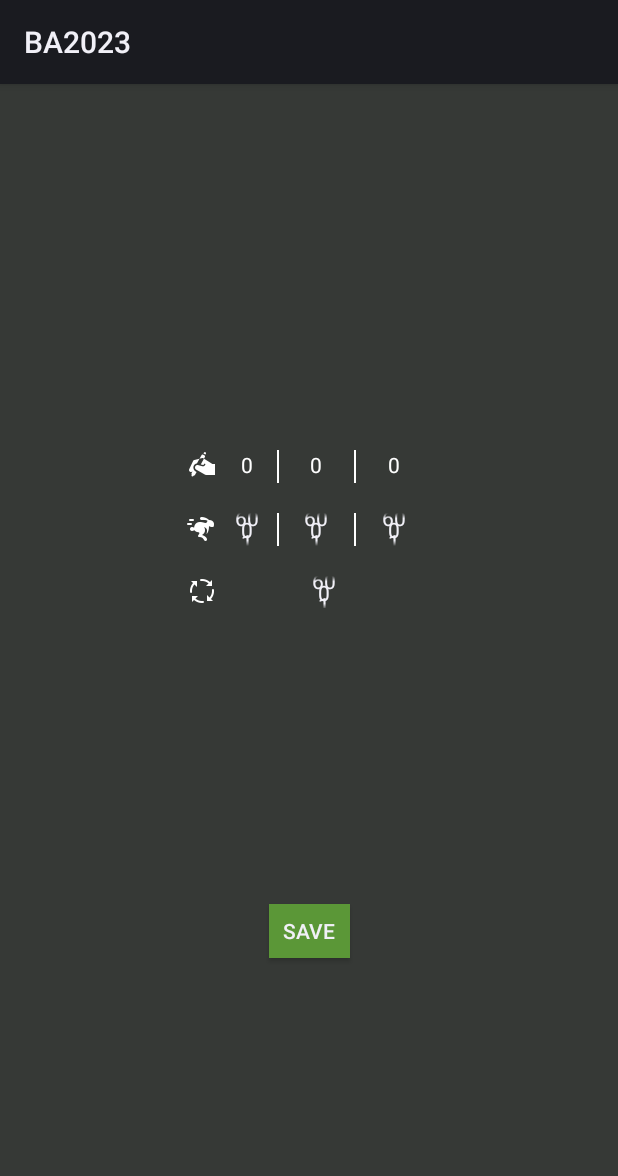
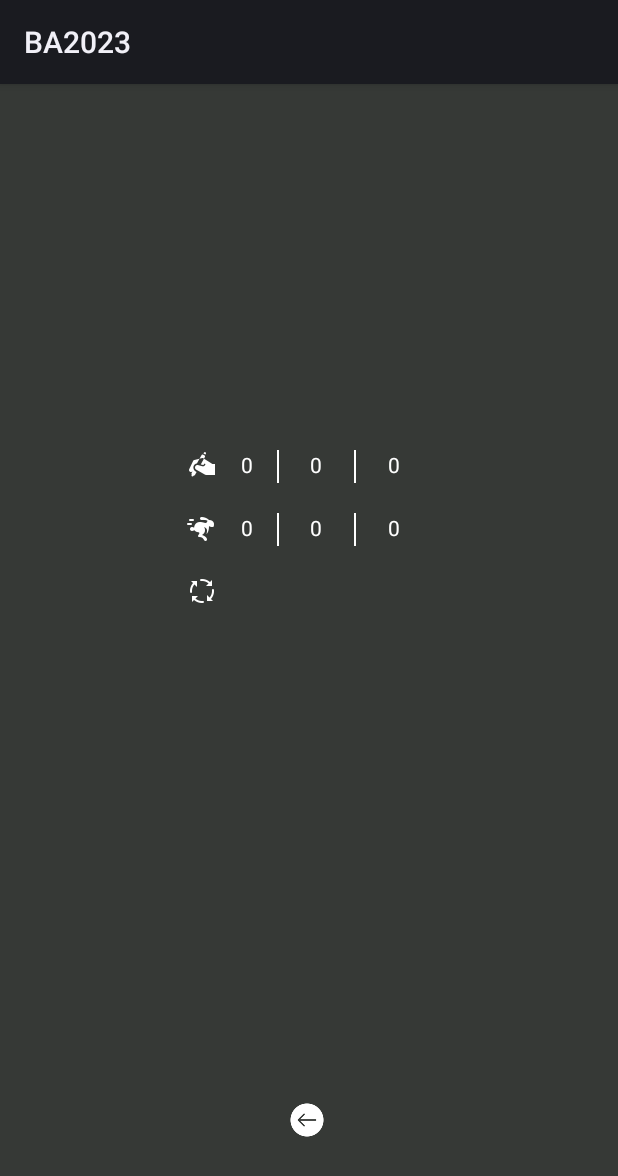
Before and after one commit to goodtho/BA2023, an Android app: the IntervalSettingActivity screen opened directly, with no data from a screen before it, on a phone screen of 412 x 824 dp. Shown: the top 1176 px of the screen. Run offline under Robolectric (Android 15) with nearby library versions, the phone set to English and light mode, and no system bars; plain views replace BoxInsetLayout; 2 statements that could not run were skipped.

Commit message:
fixed IntervalSettingActivity.kt with a Popup window

```diff
--- a/app/src/main/java/com/example/ba2023/IntervalSettingActivity.kt
+++ b/app/src/main/java/com/example/ba2023/IntervalSettingActivity.kt
@@ -1,20 +1,21 @@
 package com.example.ba2023
 
+import android.content.Intent
 import android.os.Bundle
 import android.view.*
-import android.view.GestureDetector.SimpleOnGestureListener
-import android.widget.LinearLayout
-import android.widget.NumberPicker
-import android.widget.PopupWindow
-import android.widget.TextView
+import android.widget.*
 import com.example.ba2023.databinding.ActivityIntervallSettingBinding
+import com.example.ba2023.model.ConfigModel
+import java.util.concurrent.TimeUnit
 
 
 class IntervalSettingActivity : ScreenActivity() {
 
     private lateinit var binding: ActivityIntervallSettingBinding
     private var MIN_TIME = 0
-    private var MAX_TIME = 60
+    private var MAX_TIME_MS = 59
+    private var MAX_TIME_H = 23
+    private lateinit var configModel:ConfigModel
     override fun onCreate(savedInstanceState: Bundle?) {
         super.onCreate(savedInstanceState)
 
@@ -25,14 +26,63 @@ class IntervalSettingActivity : ScreenActivity() {
         val writingMinutes: TextView = findViewById(R.id.writing_numberPickerM)
         val writingSeconds: TextView = findViewById(R.id.writing_numberPickerS)
 
-        val pauseHours: NumberPicker = findViewById(R.id.pause_numberPickerH)
-        val pauseMinutes: NumberPicker = findViewById(R.id.pause_numberPickerM)
-        val pauseSeconds: NumberPicker = findViewById(R.id.pause_numberPickerS)
-        val cycle: NumberPicker = findViewById(R.id.interval_Cycle)
+        val pauseHours: TextView = findViewById(R.id.pause_numberPickerH)
+        val pauseMinutes: TextView = findViewById(R.id.pause_numberPickerM)
+        val pauseSeconds: TextView = findViewById(R.id.pause_numberPickerS)
+        val cycle: TextView = findViewById(R.id.interval_Cycle)
 
         val writingLinearLayout: LinearLayout = findViewById(R.id.writing_linear_layout)
+        val pauseLinearLayout: LinearLayout = findViewById(R.id.pause_linear_layout)
+        val cycleLinearLayout: LinearLayout = findViewById(R.id.cycle_linear_layout)
+        val backButton: ImageView = findViewById(R.id.backButton)
+
+        //set Time defined in config.conf
+        configModel = ConfigModel(this)
+        getTimeFromConfigAndSetView(writingHours,writingMinutes,writingSeconds,ConfigModel.TIMER_WRITING)
+        getTimeFromConfigAndSetView(pauseHours,pauseMinutes,pauseSeconds,ConfigModel.TIMER_PAUSE)
+        getCycleAmountFromConfigAndSetView(cycle)
 
         writingLinearLayout.setOnClickListener{
+            callNumberPickerPopup(writingHours, writingMinutes, writingSeconds, writingLinearLayout,ConfigModel.TIMER_WRITING)
+        }
+
+        pauseLinearLayout.setOnClickListener{
+            callNumberPickerPopup(pauseHours,pauseMinutes,pauseSeconds,pauseLinearLayout,ConfigModel.TIMER_PAUSE)
+        }
+
+        cycleLinearLayout.setOnClickListener {
+            callNumberPickerPopupCycle(cycle,cycleLinearLayout)
+        }
+
+        backButton.setOnClickListener {
+            val intent = Intent(this, SettingsActivity::class.java)
+            startActivity(intent)
+            finish()
+        }
+    }
+
+    private fun getTimeFromConfigAndSetView(hoursTextView: TextView,minutesTextView: TextView,secondsTextView: TextView,property:String){
+        val timeMS = configModel.getProperty(property).toString().toLong()
+        val hours: Long = TimeUnit.MILLISECONDS.toHours(timeMS)
+        val minutes: Long = TimeUnit.MILLISECONDS.toMinutes(timeMS) % 60
+        val seconds: Long = TimeUnit.MILLISECONDS.toSeconds(timeMS) % 60
+
+        hoursTextView.text = hours.toString()
+        minutesTextView.text = minutes.toString()
+        secondsTextView.text = seconds.toString()
+    }
+
+    private fun getCycleAmountFromConfigAndSetView(cycleTextView: TextView){
+        val cycleAmount = configModel.getProperty(ConfigModel.TIMER_CYCLE).toString()
+        cycleTextView.text = cycleAmount
+    }
+    private fun callNumberPickerPopup(
+        textViewHours: TextView,
+        textViewMinutes: TextView,
+        textViewSeconds: TextView,
+        linearLayout: LinearLayout,
+        property: String
+    ) {
         val popupWindow = PopupWindow(this)
 
         // Set the content view of the pop-up window
@@ -43,19 +93,20 @@ class IntervalSettingActivity : ScreenActivity() {
         val hoursPicker = popupView.findViewById<NumberPicker>(R.id.numberPickerH)
         val minutesPicker = popupView.findViewById<NumberPicker>(R.id.numberPickerM)
         val secondsPicker = popupView.findViewById<NumberPicker>(R.id.numberPickerS)
+        val cancelButton: ImageView = popupView.findViewById<ImageView>(R.id.cancel_button)
 
         // Set the minimum and maximum values for the NumberPickers
-            hoursPicker.minValue = 0
-            hoursPicker.maxValue = 23
-            minutesPicker.minValue = 0
-            minutesPicker.maxValue = 59
-            secondsPicker.minValue = 0
-            secondsPicker.maxValue = 59
+        hoursPicker.minValue = MIN_TIME
+        hoursPicker.maxValue = MAX_TIME_H
+        minutesPicker.minValue = MIN_TIME
+        minutesPicker.maxValue = MAX_TIME_MS
+        secondsPicker.minValue = MIN_TIME
+        secondsPicker.maxValue = MAX_TIME_MS
 
         // Set the current values of the NumberPickers to the values in the TextViews
-            val hours: Int = writingHours.getText().toString().toInt()
-            val minutes: Int = writingMinutes.getText().toString().toInt()
-            val seconds: Int = writingSeconds.getText().toString().toInt()
+        val hours: Int = textViewHours.text.toString().toInt()
+        val minutes: Int = textViewMinutes.text.toString().toInt()
+        val seconds: Int = textViewSeconds.text.toString().toInt()
         hoursPicker.value = hours
         minutesPicker.value = minutes
         secondsPicker.value = seconds
@@ -66,21 +117,70 @@ class IntervalSettingActivity : ScreenActivity() {
 
 
         // Show the pop-up window at the center of the screen
-            popupWindow.showAtLocation(writingLinearLayout, Gravity.CENTER, 0, 0)
+        popupWindow.showAtLocation(linearLayout, Gravity.CENTER, 0, 0)
+
+        cancelButton.setOnClickListener {
+            textViewHours.text = hoursPicker.value.toString()
+            textViewMinutes.text = minutesPicker.value.toString()
+            textViewSeconds.text = secondsPicker.value.toString()
+            saveTimeToConfig(textViewHours,textViewMinutes,textViewSeconds,property)
+            popupWindow.dismiss()
+        }
     }
 
-        //setNumberpickerMinMax(writingHours)
-        //setNumberpickerMinMax(writingMinutes)
-        //setNumberpickerMinMax(writingSeconds)
-        setNumberpickerMinMax(pauseHours)
-        setNumberpickerMinMax(pauseMinutes)
-        setNumberpickerMinMax(pauseSeconds)
-        setNumberpickerMinMax(cycle)
+    private fun saveTimeToConfig(textViewHours: TextView,textViewMinutes: TextView,textViewSeconds: TextView,property: String){
+        val hours:Long = textViewHours.text.toString().toLong()
+        val minutes:Long = textViewMinutes.text.toString().toLong()
+        val seconds:Long = textViewSeconds.text.toString().toLong()
 
+        val ms:Long = TimeUnit.HOURS.toMillis(hours) + TimeUnit.MINUTES.toMillis(minutes) + TimeUnit.SECONDS.toMillis(seconds)
+
+        configModel.updateProperty(property,ms.toString())
     }
 
-    private fun setNumberpickerMinMax(numberPicker: NumberPicker) {
-        numberPicker.minValue = MIN_TIME
-        numberPicker.maxValue = MAX_TIME
+    private fun callNumberPickerPopupCycle(
+        textViewCycle: TextView,
+        linearLayout: LinearLayout
+    ) {
+        val popupWindow = PopupWindow(this)
+
+        // Set the content view of the pop-up window
+        val popupView: View = LayoutInflater.from(this).inflate(R.layout.numberpicker_popup, null)
+        popupWindow.contentView = popupView
+
+        // Get the NumberPickers from the popup view
+        val hoursPicker = popupView.findViewById<NumberPicker>(R.id.numberPickerH)
+        val cyclePicker = popupView.findViewById<NumberPicker>(R.id.numberPickerM)
+        val secondsPicker = popupView.findViewById<NumberPicker>(R.id.numberPickerS)
+        val cancelButton = popupView.findViewById<ImageView>(R.id.cancel_button)
+
+        hoursPicker.isEnabled = false
+        secondsPicker.isEnabled = false
+
+
+        // Set the minimum and maximum values for the NumberPickers
+
+        cyclePicker.minValue = MIN_TIME
+        cyclePicker.maxValue = MAX_TIME_MS
+
+        // Set the current values of the NumberPickers to the values in the TextViews
+
+        val minutes: Int = textViewCycle.text.toString().toInt()
+
+        cyclePicker.value = minutes
+
+        // Set the width and height of the pop-up window
+        popupWindow.width = ViewGroup.LayoutParams.WRAP_CONTENT
+        popupWindow.height = ViewGroup.LayoutParams.WRAP_CONTENT
+
+
+        // Show the pop-up window at the center of the screen
+        popupWindow.showAtLocation(linearLayout, Gravity.CENTER, 0, 0)
+
+        cancelButton.setOnClickListener {
+            textViewCycle.text = cyclePicker.value.toString()
+            configModel.updateProperty(ConfigModel.TIMER_CYCLE,cyclePicker.value.toString())
+            popupWindow.dismiss()
         }
     }
+}
--- a/app/src/main/java/com/example/ba2023/SettingsActivity.kt
+++ b/app/src/main/java/com/example/ba2023/SettingsActivity.kt
@@ -41,9 +41,10 @@ class SettingsActivity : Activity() {
         }
 
         resetTimerButton.setOnClickListener{
-            if(!isInstanceNull)
+            if(!isInstanceNull) {
                 countDownModel.cancel()
                 countDownModel.start()
+            }
         }
 
         timerConfigButton.setOnClickListener {
--- a/app/src/main/java/com/example/ba2023/model/ConfigModel.java
+++ b/app/src/main/java/com/example/ba2023/model/ConfigModel.java
@@ -1,30 +1,47 @@
 package com.example.ba2023.model;
-
 import android.content.Context;
-import android.content.res.Resources;
 
 import com.example.ba2023.R;
 
 import java.io.BufferedReader;
 import java.io.File;
+import java.io.FileInputStream;
 import java.io.FileOutputStream;
 import java.io.IOException;
 import java.io.InputStream;
 import java.io.InputStreamReader;
+import java.io.OutputStream;
 import java.util.Properties;
 
 public class ConfigModel {
+    public static String TIMER_WRITING = "timer.writing";
+    public static String TIMER_PAUSE = "timer.pause";
+    public static String TIMER_CYCLE = "timer.cycle";
+
     private static final String CONFIG_FILE_NAME = "config.conf";
-
     private Properties properties;
     private File configFile;
 
     public ConfigModel(Context context) {
-        // Load the properties from the config file
         configFile = new File(context.getFilesDir(), CONFIG_FILE_NAME);
+        if (!configFile.exists()) {
+            try {
+                InputStream inputStream = context.getResources().openRawResource(R.raw.config);
+                OutputStream outputStream = new FileOutputStream(configFile);
+                byte[] buffer = new byte[1024];
+                int length;
+                while ((length = inputStream.read(buffer)) > 0) {
+                    outputStream.write(buffer, 0, length);
+                }
+                inputStream.close();
+                outputStream.close();
+            } catch (IOException e) {
+                e.printStackTrace();
+            }
+        }
         properties = new Properties();
         try {
-            InputStream inputStream = context.getResources().openRawResource(R.raw.config);
+            InputStream inputStream = new FileInputStream(configFile);
             BufferedReader reader = new BufferedReader(new InputStreamReader(inputStream));
             properties.load(reader);
             inputStream.close();
@@ -34,12 +51,12 @@ public class ConfigModel {
     }
 
     public void updateProperty(String key, String value) {
-        // Update the property
+        // Update the property in the properties object
         properties.setProperty(key, value);
 
         // Save the updated properties to the config file
         try {
-            FileOutputStream outputStream = new FileOutputStream(configFile);
+            OutputStream outputStream = new FileOutputStream(configFile);
             properties.store(outputStream, null);
             outputStream.close();
         } catch (IOException e) {
--- a/app/src/main/res/layout/activity_intervall_setting.xml
+++ b/app/src/main/res/layout/activity_intervall_setting.xml
@@ -11,16 +11,6 @@
     <androidx.constraintlayout.widget.ConstraintLayout
         android:layout_width="match_parent"
         android:layout_height="match_parent">
-
-        <ImageView
-            android:id="@+id/backButton"
-            android:layout_width="32dp"
-            android:layout_height="34dp"
-            android:contentDescription="backIcon"
-            app:layout_constraintBottom_toBottomOf="parent"
-            app:layout_constraintStart_toStartOf="parent"
-            app:layout_constraintTop_toTopOf="parent"
-            app:srcCompat="@drawable/icons8backarrow100" />
 
         <LinearLayout
             android:id="@+id/linearLayout"
@@ -41,7 +31,7 @@
                 android:orientation="horizontal">
 
                 <ImageView
-                    android:id="@+id/hand_logo"
+                    android:id="@+id/cancel_button"
                     android:layout_width="20dp"
                     android:layout_height="20dp"
                     android:src="@drawable/handwithpen" />
@@ -49,10 +39,10 @@
                 <TextView
                     android:id="@+id/writing_numberPickerH"
                     android:layout_width="40dp"
+                    android:layout_height="22dp"
                     android:text="0"
                     android:textAlignment="center"
-                    android:textColor="#FFF"
-                    android:layout_height="22dp"/>
+                    android:textColor="#FFF" />
 
                 <View
                     android:layout_width="1dp"
@@ -63,10 +53,10 @@
                     android:id="@+id/writing_numberPickerM"
                     android:layout_width="50dp"
                     android:layout_height="22dp"
+                    android:layout_weight="1"
                     android:text="0"
                     android:textAlignment="center"
-                    android:textColor="#FFF"
-                    android:layout_weight="1"/>
+                    android:textColor="#FFF" />
 
                 <View
                     android:layout_width="1dp"
@@ -77,13 +67,14 @@
                     android:id="@+id/writing_numberPickerS"
                     android:layout_width="50dp"
                     android:layout_height="22dp"
+                    android:layout_weight="1"
                     android:text="0"
                     android:textAlignment="center"
-                    android:textColor="#FFF"
-                    android:layout_weight="1"/>
+                    android:textColor="#FFF" />
             </LinearLayout>
 
             <LinearLayout
+                android:id="@+id/pause_linear_layout"
                 android:layout_width="match_parent"
                 android:layout_height="22dp"
                 android:layout_marginTop="20dp"
@@ -95,35 +86,45 @@
                     android:layout_height="20dp"
                     android:src="@drawable/runningrabbit" />
 
-                <NumberPicker
+                <TextView
                     android:id="@+id/pause_numberPickerH"
                     android:layout_width="40dp"
-                    android:layout_height="22dp"/>
+                    android:layout_height="22dp"
+                    android:text="0"
+                    android:textAlignment="center"
+                    android:textColor="#FFF" />
 
                 <View
                     android:layout_width="1dp"
                     android:layout_height="22dp"
                     android:background="#FFF" />
 
-                <NumberPicker
+                <TextView
                     android:id="@+id/pause_numberPickerM"
                     android:layout_width="50dp"
                     android:layout_height="22dp"
-                    android:layout_weight="1"/>
+                    android:layout_weight="1"
+                    android:text="0"
+                    android:textAlignment="center"
+                    android:textColor="#FFF" />
 
                 <View
                     android:layout_width="1dp"
                     android:layout_height="22dp"
                     android:background="#FFF" />
 
-                <NumberPicker
+                <TextView
                     android:id="@+id/pause_numberPickerS"
                     android:layout_width="50dp"
                     android:layout_height="22dp"
-                    android:layout_weight="1"/>
+                    android:layout_weight="1"
+                    android:text="0"
+                    android:textAlignment="center"
+                    android:textColor="#FFF" />
             </LinearLayout>
 
             <LinearLayout
+                android:id="@+id/cycle_linear_layout"
                 android:layout_width="match_parent"
                 android:layout_height="21dp"
                 android:layout_marginTop="20dp"
@@ -135,28 +136,33 @@
                     android:layout_height="20dp"
                     android:src="@drawable/process" />
 
-                <NumberPicker
+                <TextView
                     android:id="@+id/interval_Cycle"
-                    android:layout_width="50dp"
+                    android:layout_width="124dp"
                     android:layout_height="22dp"
-                    android:textSize="12sp"
-                    android:layout_weight="1"/>
+                    android:layout_weight="1"
+                    android:text="0"
+                    android:textAlignment="center"
+                    android:textColor="#FFF"
+                    android:textSize="12sp" />
 
             </LinearLayout>
 
         </LinearLayout>
 
-        <Button
-            android:id="@+id/button"
-            android:layout_width="54dp"
-            android:layout_height="36dp"
-            android:layout_weight="1"
-            android:background="#5B9737"
-            android:text="Save"
+
+
+        <ImageView
+            android:id="@+id/backButton"
+            android:layout_width="24dp"
+            android:layout_height="32dp"
             app:layout_constraintBottom_toBottomOf="parent"
             app:layout_constraintEnd_toEndOf="parent"
+            app:layout_constraintHorizontal_bias="0.497"
             app:layout_constraintStart_toStartOf="parent"
-            app:layout_constraintTop_toBottomOf="@+id/linearLayout" />
+            app:layout_constraintTop_toTopOf="parent"
+            app:layout_constraintVertical_bias="0.917"
+            android:src="@drawable/icons8backarrow100" />
 
     </androidx.constraintlayout.widget.ConstraintLayout>
 
```
Also changed, not shown: app/src/main/res/layout/numberpicker_popup.xml (+11 -8 lines), 1 other file. Lines whose indentation alone changed are shown as unchanged.
